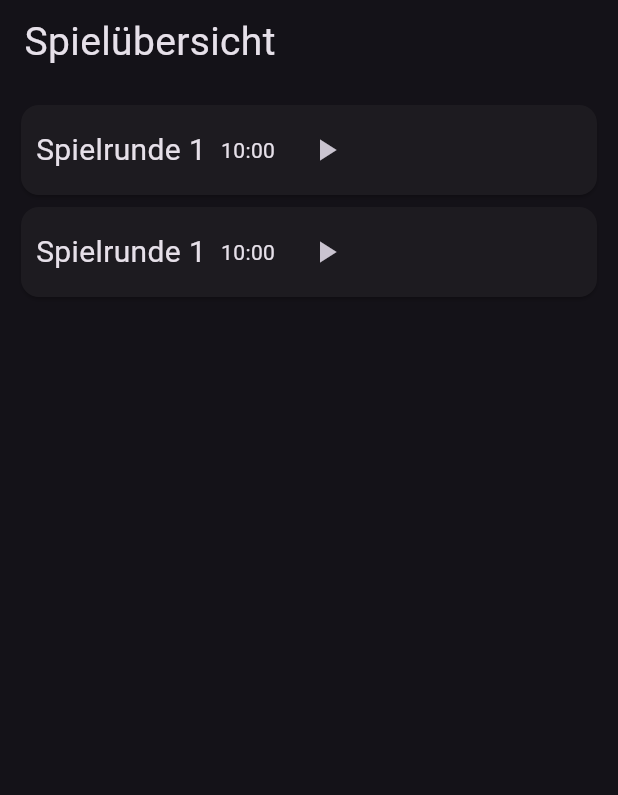
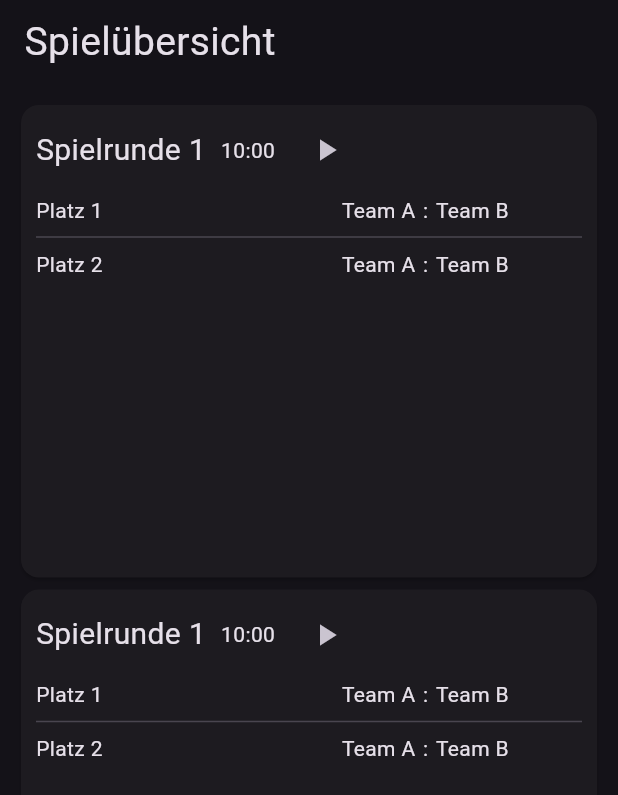
Before and after one commit to jf-landkreis-karlsruhe/turniermanager, a Flutter app: the screen it shows after launch, after a tap on "Spielleiter", on a phone screen of 412 x 824 dp. Shown: the top 795 px of the screen. Run offline on Flutter 3.47's test engine with Material 3 defaults, Android fonts, the phone set to English and light mode, and no system bars; our stand-ins replace go_router, scrollable_positioned_list, watch_it; missing offline and left inert: flutter_command.

Commit message:
extend referee view

```diff
--- a/frontend/lib/src/views/referee_view.dart
+++ b/frontend/lib/src/views/referee_view.dart
@@ -1,4 +1,5 @@
 import 'package:flutter/material.dart';
+import 'package:flutter/widgets.dart';
 
 class RefereeView extends StatelessWidget {
   const RefereeView({super.key});
@@ -17,9 +18,9 @@ class RefereeView extends StatelessWidget {
         ),
         leadingWidth: 200,
       ),
-      body: const Padding(
-        padding: EdgeInsets.all(10),
-        child: Column(
+      body: Padding(
+        padding: const EdgeInsets.all(10),
+        child: ListView(
           children: [
             GameRoundView(),
             GameRoundView(),
@@ -42,10 +43,17 @@ class GameRoundView extends StatefulWidget {
 class _GameRoundViewState extends State<GameRoundView> {
   bool currentlyRunning = false;
 
+  List<String> games = [
+    "1",
+    "2",
+  ];
+
   @override
   Widget build(BuildContext context) {
     return Card(
       color: currentlyRunning ? Colors.blue : null,
+      child: SizedBox(
+        height: 315,
         child: Column(
           crossAxisAlignment: CrossAxisAlignment.start,
           children: [
@@ -68,16 +76,64 @@ class _GameRoundViewState extends State<GameRoundView> {
                           currentlyRunning = !currentlyRunning;
                         });
                       },
-                    icon:
-                        Icon(currentlyRunning ? Icons.stop : Icons.play_arrow),
+                      icon: Icon(
+                          currentlyRunning ? Icons.stop : Icons.play_arrow),
                       color: currentlyRunning ? Colors.black : null,
                     ),
                   ],
                 ),
               ),
             ),
+            Expanded(
+              child: Padding(
+                padding: const EdgeInsets.only(left: 10, right: 10, bottom: 10),
+                child: ListView.separated(
+                  itemBuilder: (context, index) {
+                    var element = games[index];
+                    return GameRoundEntryView(gameRoundEntry: element);
+                  },
+                  separatorBuilder: (context, index) => const Divider(),
+                  itemCount: games.length,
+                ),
+              ),
+            ),
           ],
+        ),
       ),
     );
   }
 }
+
+class GameRoundEntryView extends StatelessWidget {
+  const GameRoundEntryView({
+    super.key,
+    required this.gameRoundEntry,
+  });
+
+  final String gameRoundEntry;
+
+  @override
+  Widget build(BuildContext context) {
+    return Row(
+      children: [
+        SizedBox(
+          width: 150,
+          child: Text('Platz $gameRoundEntry'),
+        ),
+        const SizedBox(width: 5),
+        Expanded(
+          child: Row(
+            mainAxisAlignment: MainAxisAlignment.center,
+            children: [
+              Text('Team A'),
+              const SizedBox(width: 5),
+              const Text(':'),
+              const SizedBox(width: 5),
+              Text('Team B'),
+            ],
+          ),
+        ),
+      ],
+    );
+  }
+}
```
Lines whose indentation alone changed are shown as unchanged.
